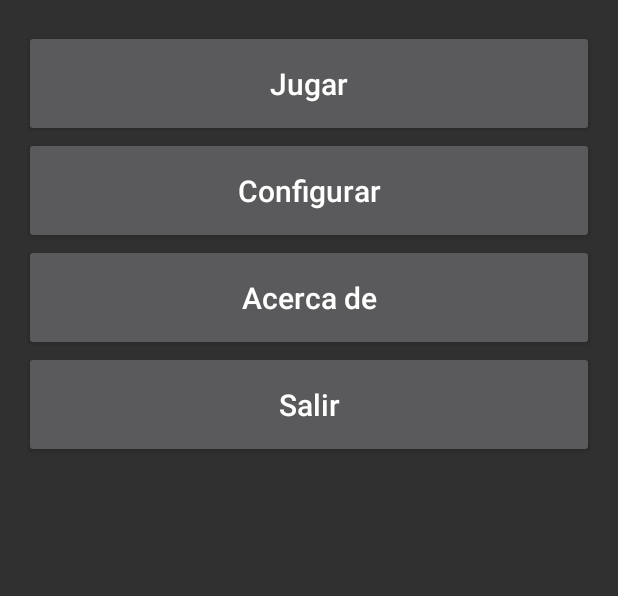
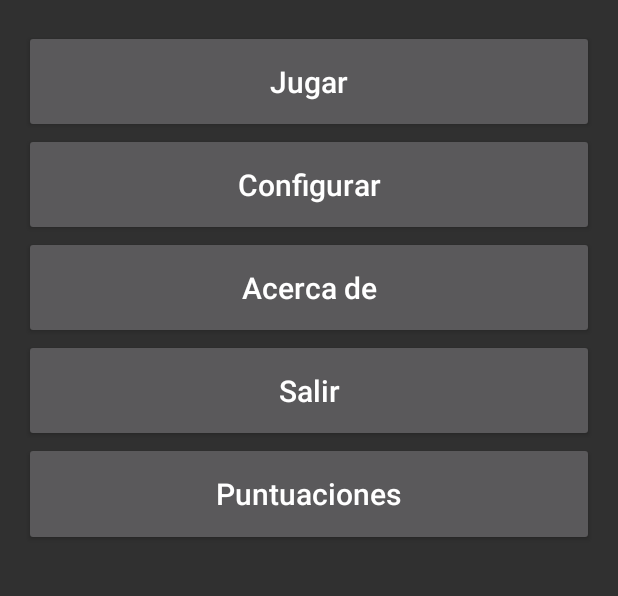
Before and after one commit to Sangar4/Asteroides, an Android app: the screen it shows after launch (MainActivity), on a phone screen of 412 x 824 dp, the part 186-782 px from its top. Run offline under Robolectric (Android 15) with nearby library versions, the phone set to English and light mode, and no system bars.

```diff
--- /dev/null
+++ b/app/src/main/java/com/examples/lvasanga/asteroides/AlmacenPuntuaciones.java
@@ -0,0 +1,11 @@
+package com.examples.lvasanga.asteroides;
+
+import java.util.Vector;
+
+/**
+ * Created by Alvaro on 22/02/2015.
+ */
+public interface AlmacenPuntuaciones {
+        public void guardarPuntuacion(int puntos,String nombre,long fecha);
+        public Vector<String> listaPuntuaciones(int cantidad);
+}
--- a/app/src/main/java/com/examples/lvasanga/asteroides/MainActivity.java
+++ b/app/src/main/java/com/examples/lvasanga/asteroides/MainActivity.java
@@ -1,18 +1,23 @@
 package com.examples.lvasanga.asteroides;
 
 import android.content.Intent;
+import android.content.SharedPreferences;
+import android.preference.PreferenceManager;
 import android.support.v7.app.ActionBarActivity;
 import android.os.Bundle;
 import android.view.Menu;
 import android.view.MenuItem;
 import android.view.View;
 import android.widget.Button;
+import android.widget.Toast;
+
+import java.util.Vector;
 
 
 public class MainActivity extends ActionBarActivity {
 
     private Button bAcercaDe;
-
+    public static AlmacenPuntuaciones almacen = new AlmacenPuntuacionesArray();
     @Override
     protected void onCreate(Bundle savedInstanceState) {
         super.onCreate(savedInstanceState);
@@ -66,5 +71,33 @@ public class MainActivity extends ActionBarActivity {
         Intent i = new Intent(this, Preferencias.class);
         startActivity(i);
     }
+    public void mostrarPreferencias(View view){
+        SharedPreferences pref =
+                PreferenceManager.getDefaultSharedPreferences(this);
+        String s = "música: "+ pref.getBoolean("musica",true)
+                +", gráficos: " + pref.getString("graficos","?");
+        Toast.makeText(this, s, Toast.LENGTH_SHORT).show();
+    }
+    public static class AlmacenPuntuacionesArray implements AlmacenPuntuaciones{
+        private Vector<String> puntuaciones;
+        public AlmacenPuntuacionesArray() {
+            puntuaciones= new Vector<String>();
+            puntuaciones.add("123000 Pepito Domingez");
+            puntuaciones.add("111000 Pedro Martinez");
+            puntuaciones.add("011000 Paco Pérez");
+        }
+        @Override public void guardarPuntuacion(int puntos, String nombre, long fecha) {
+            puntuaciones.add(0, puntos + " "+ nombre);
+        }
+        @Override public Vector<String> listaPuntuaciones(int cantidad) {
+            return  puntuaciones;
+        }
+    }
+
+    public void lanzarPuntuaciones(View view) {
+        Intent i = new Intent(this, Puntuaciones.class);
+        startActivity(i);
+    }
+
 
 }
--- a/app/src/main/res/layout/activity_main.xml
+++ b/app/src/main/res/layout/activity_main.xml
@@ -25,7 +25,8 @@
         android:layout_marginTop="20dp"
         android:text="@string/jugar"
         android:id="@+id/button2"
-        android:layout_weight="0.05" />
+        android:layout_weight="0.05"
+        android:onClick="mostrarPreferencias"/>
 
     <Button
         android:layout_width="fill_parent"
@@ -56,6 +57,14 @@
         android:text="@string/salir"
         android:id="@+id/button4"
         android:onClick="salir"/>
-
+    <Button
+        android:layout_width="fill_parent"
+        android:layout_height="wrap_content"
+        android:layout_weight="0.05"
+        android:textAllCaps="false"
+        android:textSize="20sp"
+        android:text="@string/puntuaciones"
+        android:id="@+id/button5"
+        android:onClick="lanzarPuntuaciones"/>
 
 </LinearLayout>
--- a/app/src/main/res/values/strings.xml
+++ b/app/src/main/res/values/strings.xml
@@ -8,6 +8,6 @@
     <string name="salir">Salir</string>
     <string name="acercadetexto">Este programa ha sido desarrollado como ejemplo en el curso de Android para demostrar cómo se pueden lanzar nuevas actividades desde la actividad principal."</string>
     <string name="action_settings">Settings</string>
-
+    <string name="puntuaciones">Puntuaciones</string>
 
 </resources>
```
Also changed, not shown: app/src/main/AndroidManifest.xml (+7 -2 lines), app/src/main/java/com/examples/lvasanga/asteroides/MiAdaptador.java (added, +57 -0 lines), app/src/main/java/com/examples/lvasanga/asteroides/Puntuaciones.java (added, +25 -0 lines), app/src/main/res/layout/elemento_lista.xml (added, +26 -0 lines), app/src/main/res/layout/puntuaciones.xml (added, +28 -0 lines), app/src/main/res/drawable/asteroide1.png (added), app/src/main/res/drawable/asteroide2.png (added), app/src/main/res/drawable/asteroide3.png (added), 2 other files.
